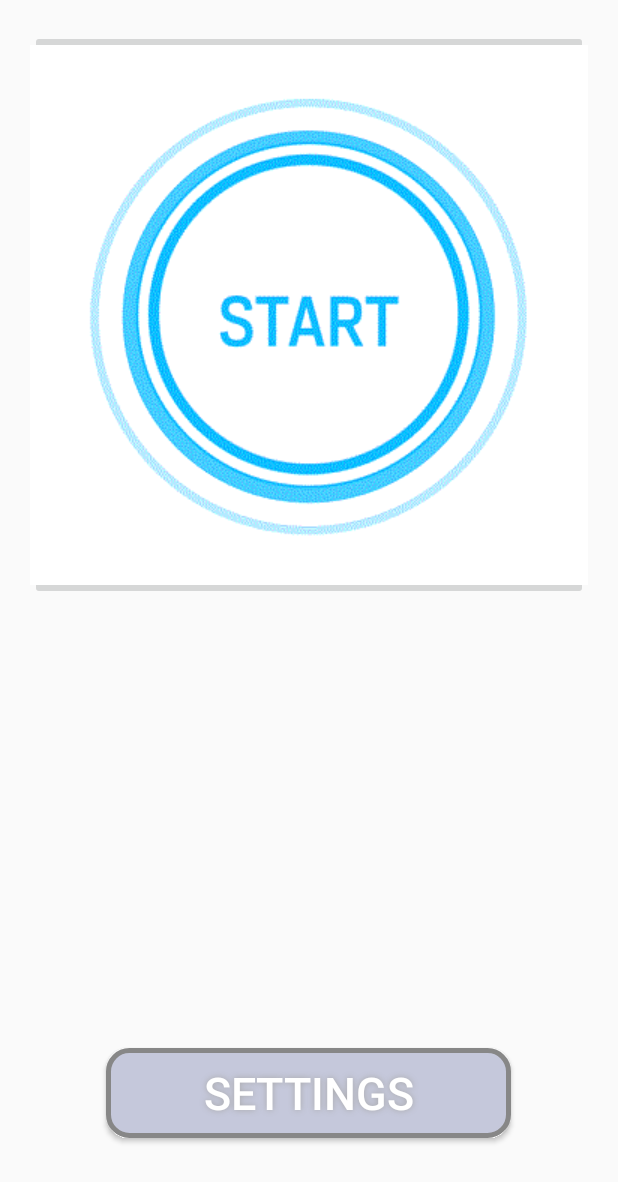
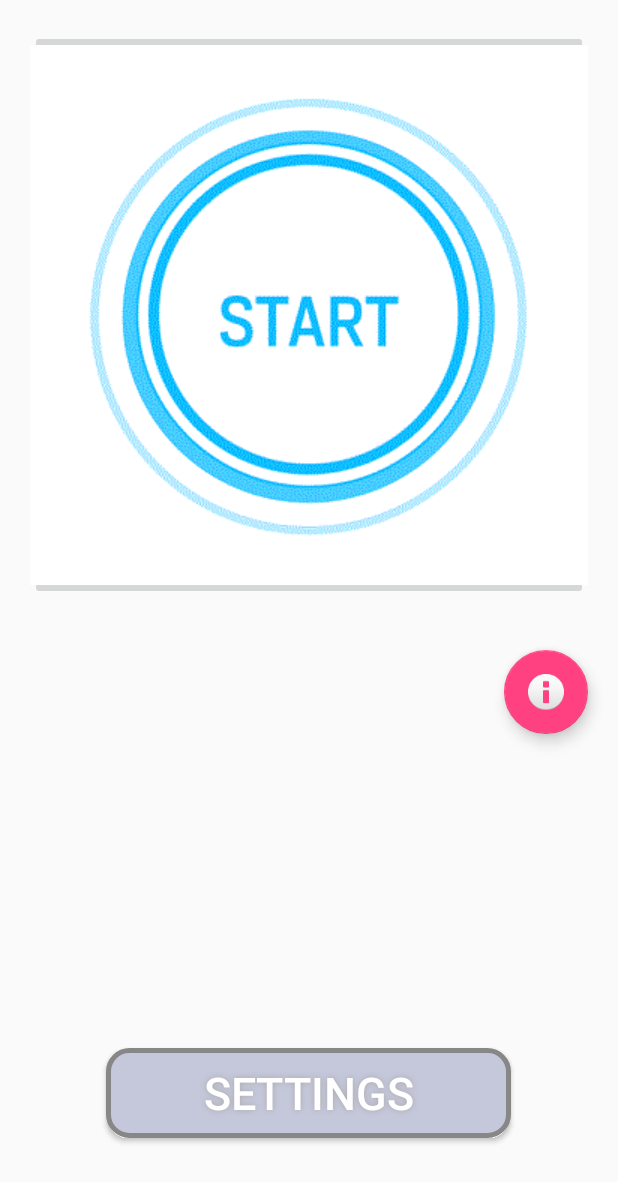
Before and after one commit to jrsilva24/SafetyTracker, an Android app: the screen it shows after launch (Home), on a phone screen of 412 x 824 dp. Shown: the top 1182 px of the screen. Run offline under Robolectric (Android 15) with nearby library versions, the phone set to English and light mode, and no system bars.

Commit message:
Added floating action button

```diff
--- a/app/src/main/res/layout/activity_home.xml
+++ b/app/src/main/res/layout/activity_home.xml
@@ -1,7 +1,8 @@
 <?xml version="1.0" encoding="utf-8"?>
 <RelativeLayout xmlns:android="http://schemas.android.com/apk/res/android"
     android:layout_width="match_parent"
-    android:layout_height="match_parent">
+    android:layout_height="match_parent"
+    xmlns:app="http://schemas.android.com/apk/res-auto">
 
     <!-- android:src="@drawable/images" -->
     <ImageView
@@ -44,4 +45,15 @@
         android:src="@drawable/x"
         android:layout_margin="20dp"
         android:layout_above="@+id/angry_btn" />
+
+    <android.support.design.widget.FloatingActionButton
+        android:id="@+id/fab"
+        android:layout_width="83dp"
+        android:layout_height="83dp"
+        android:layout_gravity="bottom|end"
+        app:srcCompat="@android:drawable/ic_dialog_info"
+        android:layout_marginTop="13dp"
+        android:layout_below="@+id/imageButton"
+        android:layout_alignRight="@+id/imageButton"
+        android:layout_alignEnd="@+id/imageButton" />
 </RelativeLayout>
```
